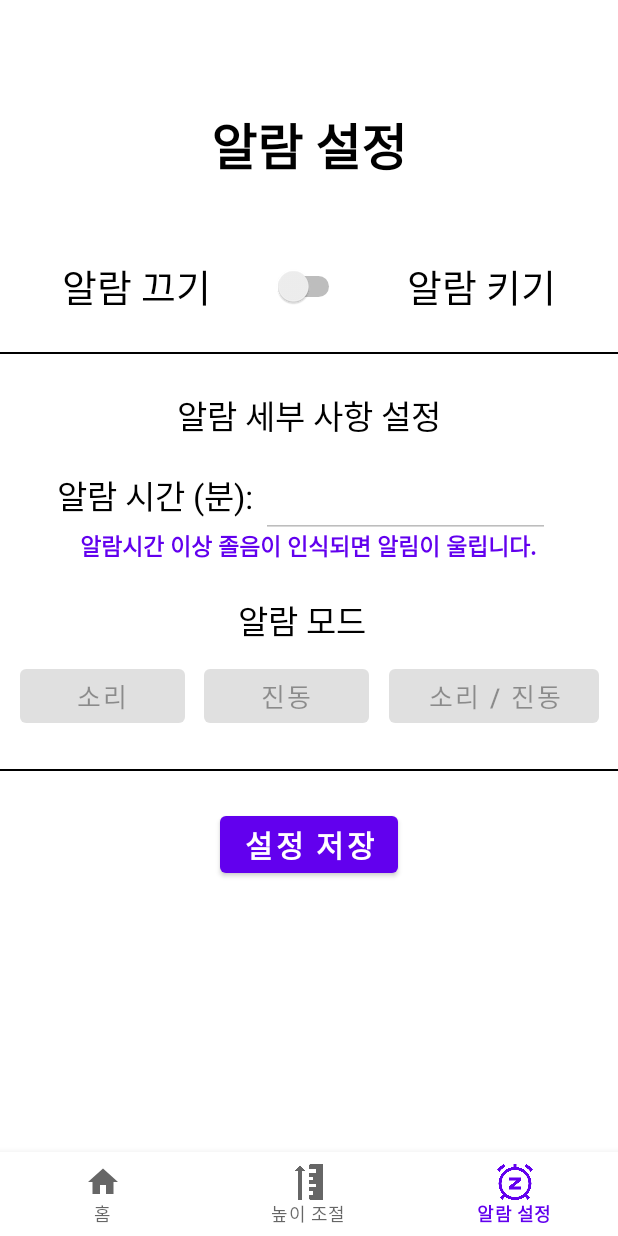
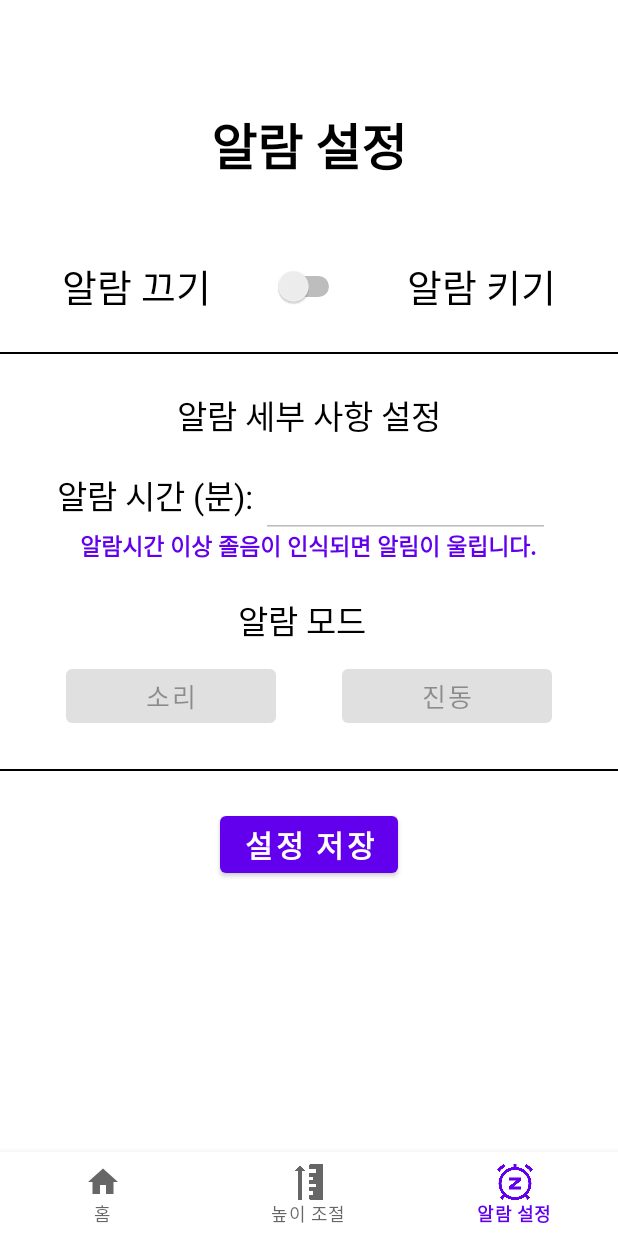
Before and after one commit to 2023-UOS-MIE-EMB/Project-Bareun-Ja-se, an Android app: the AlarmSettingFragment screen opened through its navigation route, on a phone screen of 412 x 824 dp. Run offline under Robolectric (Android 15) with nearby library versions, the phone set to English and light mode, and no system bars; our stand-ins replace navigation-ui.

Commit message:
Add files via upload
와이파이 연결 기능 추가, 패킷 내용 로그 출력(전원끄기 버튼에만), 버튼 2개로 줄이기

```diff
--- a/project/app/build.gradle
+++ b/project/app/build.gradle
@@ -9,7 +9,7 @@ android {
 
     defaultConfig {
         applicationId "com.example.project"
-        minSdk 24
+        minSdk 29
         targetSdk 33
         versionCode 1
         versionName "1.0"
--- a/project/app/src/main/java/com/example/project/ui/addprofile/AddProfileFragment.kt
+++ b/project/app/src/main/java/com/example/project/ui/addprofile/AddProfileFragment.kt
@@ -36,17 +36,14 @@ class AddProfileFragment : Fragment() {
         val alarmSwitch = view.findViewById<Switch>(R.id.addAlarmSwitch)
         val alarmSoundmodeButton = view.findViewById<Button>(R.id.addAlarmSoundmodeButton)
         val alarmVibemodeButton = view.findViewById<Button>(R.id.addAlarmVibemodeButton)
-        val alarmSoundvibemodeButton = view.findViewById<Button>(R.id.addAlarmSoundvibemodeButton)
 
         alarmSwitch.isChecked = false
         alarmSoundmodeButton.isEnabled = false
         alarmVibemodeButton.isEnabled = false
-        alarmSoundvibemodeButton.isEnabled = false
         profileAlarmTimeEditText.isEnabled = false
 
         alarmSoundmodeButton.setOnClickListener { selectAlarmMode("소리") }
         alarmVibemodeButton.setOnClickListener { selectAlarmMode("진동") }
-        alarmSoundvibemodeButton.setOnClickListener { selectAlarmMode("소리 / 진동") }
 
         val addProfileButton = view.findViewById<Button>(R.id.addProfileButton)
 
@@ -55,13 +52,11 @@ class AddProfileFragment : Fragment() {
             if (isChecked) {
                 alarmSoundmodeButton.isEnabled = true
                 alarmVibemodeButton.isEnabled = true
-                alarmSoundvibemodeButton.isEnabled = true
                 profileAlarmTimeEditText.isEnabled = true
                 Toast.makeText(requireContext(), "알람 ON : 알람 세부사항을 설정해주세요", Toast.LENGTH_SHORT).show()
             } else {
                 alarmSoundmodeButton.isEnabled = false
                 alarmVibemodeButton.isEnabled = false
-                alarmSoundvibemodeButton.isEnabled = false
                 profileAlarmTimeEditText.isEnabled = false
                 Toast.makeText(requireContext(), "알람 OFF", Toast.LENGTH_SHORT).show()
             }
--- a/project/app/src/main/java/com/example/project/ui/alarmsetting/AlarmSettingFragment.kt
+++ b/project/app/src/main/java/com/example/project/ui/alarmsetting/AlarmSettingFragment.kt
@@ -38,14 +38,12 @@ class AlarmSettingFragment : Fragment() {
         val alarmSwitch = view.findViewById<Switch>(R.id.alarmSwitch)
         val alarmSoundmodeButton = view.findViewById<Button>(R.id.alarmSoundmodeButton)
         val alarmVibemodeButton = view.findViewById<Button>(R.id.alarmVibemodeButton)
-        val alarmSoundvibemodeButton = view.findViewById<Button>(R.id.alarmSoundvibemodeButton)
         val saveButton = view.findViewById<Button>(R.id.saveAlarmSettingButton)
 
         profileAlarmTimeEditText.isEnabled = false
         alarmSwitch.isChecked = false
         alarmSoundmodeButton.isEnabled = false
         alarmVibemodeButton.isEnabled = false
-        alarmSoundvibemodeButton.isEnabled = false
 
         alarmSwitch.setOnCheckedChangeListener { _, isChecked ->
             isAlarmOn = isChecked
@@ -53,20 +51,17 @@ class AlarmSettingFragment : Fragment() {
                 profileAlarmTimeEditText.isEnabled = true
                 alarmSoundmodeButton.isEnabled = true
                 alarmVibemodeButton.isEnabled = true
-                alarmSoundvibemodeButton.isEnabled = true
                 Toast.makeText(requireContext(), "알람 ON", Toast.LENGTH_SHORT).show()
             } else {
                 profileAlarmTimeEditText.isEnabled = false
                 alarmSoundmodeButton.isEnabled = false
                 alarmVibemodeButton.isEnabled = false
-                alarmSoundvibemodeButton.isEnabled = false
                 Toast.makeText(requireContext(), "알람 OFF", Toast.LENGTH_SHORT).show()
             }
         }
 
         alarmSoundmodeButton.setOnClickListener { selectAlarmMode("소리") }
         alarmVibemodeButton.setOnClickListener { selectAlarmMode("진동") }
-        alarmSoundvibemodeButton.setOnClickListener { selectAlarmMode("소리 / 진동") }
 
         saveButton.setOnClickListener {
             val sharedPreferences =
--- a/project/app/src/main/java/com/example/project/ui/home/HomeFragment.kt
+++ b/project/app/src/main/java/com/example/project/ui/home/HomeFragment.kt
@@ -1,6 +1,15 @@
 package com.example.project.ui.home
 
+import android.Manifest
 import android.content.Context
+import android.content.pm.PackageManager
+import android.net.ConnectivityManager
+import android.net.Network
+import android.net.NetworkCapabilities
+import android.net.NetworkRequest
+import android.net.wifi.WifiConfiguration
+import android.net.wifi.WifiManager
+import android.net.wifi.WifiNetworkSpecifier
 import android.os.Bundle
 import android.util.Log
 import android.view.LayoutInflater
@@ -8,6 +17,7 @@ import android.view.View
 import android.view.ViewGroup
 import android.widget.TextView
 import android.widget.Toast
+import androidx.core.app.ActivityCompat
 import androidx.fragment.app.Fragment
 import androidx.lifecycle.ViewModelProvider
 import androidx.navigation.fragment.findNavController
@@ -16,8 +26,8 @@ import com.example.project.Profile
 import com.example.project.R
 import com.example.project.databinding.FragmentHomeBinding
 import com.example.project.ui.addprofile.AddProfileFragment.Companion.PROFILE_PREFS_KEY
-import com.google.gson.Gson
-import org.json.JSONObject
+
+
 
 class HomeFragment : Fragment() {
 
@@ -52,6 +62,8 @@ class HomeFragment : Fragment() {
 
         packetViewModel = ViewModelProvider(requireActivity()).get(PacketViewModel::class.java)
 
+
+
         val sharedPreferences = requireContext().getSharedPreferences(PROFILE_PREFS_KEY, Context.MODE_PRIVATE)
         val selectedProfileName = sharedPreferences.getString("selected_profile", null)
         if (selectedProfileName != null) {
@@ -77,16 +89,92 @@ class HomeFragment : Fragment() {
         }
 
         binding.cameraOuputButton.setOnClickListener {
-            packetViewModel.updateParameter1("ONAIR")
+            packetViewModel.updateParameter1("1")
             packetViewModel.logPacketData()
         }
 
         binding.trunOffButton.setOnClickListener {
             packetViewModel.updateParameter2("1")
             packetViewModel.logPacketData()
+            var resultPacket: Pair<Boolean, ByteArray> = packetViewModel.makePacketToSend()
+            val isSuccess: Boolean = resultPacket.first
+            val dataToSend: ByteArray = resultPacket.second
+            Log.d("Packet", "Data: ${packetViewModel.parsingPacket(dataToSend)}")
+
         }
 
+        connectToRaspberryPiHotspot(requireContext())
 
+
+    }
+
+
+        private fun connectToRaspberryPiHotspot(context: Context) {
+        val ssid = "rpi44" // 라즈베리파이 핫스팟의 SSID를 입력합니다.
+        val password = "raspberry" // 라즈베리파이 핫스팟의 비밀번호를 입력합니다.
+
+        val connectivityManager = context.getSystemService(Context.CONNECTIVITY_SERVICE) as ConnectivityManager
+
+        val specifierBuilder = WifiNetworkSpecifier.Builder()
+            .setSsid(ssid)
+
+        if (password.isEmpty()) {
+            specifierBuilder.setWpa2Passphrase("") // 비밀번호 없는 연결 설정
+        } else {
+            if (isWpa3Supported(context)) {
+                specifierBuilder.setWpa3Passphrase(password)
+            } else {
+                specifierBuilder.setWpa2Passphrase(password)
+            }
+        }
+
+        val specifier = specifierBuilder.build()
+
+        val request = NetworkRequest.Builder()
+            .addTransportType(NetworkCapabilities.TRANSPORT_WIFI)
+            .setNetworkSpecifier(specifier)
+            .build()
+
+        val networkCallback = object : ConnectivityManager.NetworkCallback() {
+            override fun onAvailable(network: Network) {
+                super.onAvailable(network)
+
+                // Wi-Fi에 성공적으로 연결되었을 때
+                requireActivity().runOnUiThread {
+                    Toast.makeText(context, "라즈베리파이 핫스팟에 연결되었습니다.", Toast.LENGTH_SHORT).show()
+
+                    val sharedPreferences =
+                        context.getSharedPreferences(PROFILE_PREFS_KEY, Context.MODE_PRIVATE)
+                    val selectedProfileName = sharedPreferences.getString("selected_profile", null)
+                    if (selectedProfileName != null) {
+                        val profileJson = sharedPreferences.getString(selectedProfileName, null)
+                        if (profileJson != null) {
+                            val selectedProfile = Profile.fromJson(profileJson)
+                            showProfileDetails(selectedProfile)
+                        }
+                    }
+                }
+            }
+            override fun onUnavailable() {
+                super.onUnavailable()
+                // Wi-Fi 연결이 불가능한 경우
+                requireActivity().runOnUiThread {
+                    Toast.makeText(context, "라즈베리파이 핫스팟 연결에 실패했습니다.", Toast.LENGTH_SHORT).show()
+                }
+            }
+        }
+
+        connectivityManager.requestNetwork(request, networkCallback)
+    }
+
+    private fun isWpa3Supported(context: Context): Boolean {
+        val wifiManager = context.getSystemService(Context.WIFI_SERVICE) as WifiManager
+        val wifiInfo = wifiManager.connectionInfo
+        val frequency = wifiInfo?.frequency
+
+        // 주파수를 통해 WPA3 지원 여부를 간접적으로 확인
+        // 6GHz 대역 (WiFi 6E)을 사용하는 경우 WPA3를 지원한다고 가정
+        return frequency != null && frequency >= 5945
     }
 
     fun showProfileDetails(profile: Profile?) {
--- a/project/app/src/main/res/layout/fragment_alarmsetting.xml
+++ b/project/app/src/main/res/layout/fragment_alarmsetting.xml
@@ -134,7 +134,7 @@
 
     <Button
         android:id="@+id/alarmSoundmodeButton"
-        android:layout_width="110dp"
+        android:layout_width="140dp"
         android:layout_height="wrap_content"
         android:text="소리"
         android:textSize="17sp"
@@ -146,30 +146,20 @@
 
     <Button
         android:id="@+id/alarmVibemodeButton"
-        android:layout_width="110dp"
+        android:layout_width="140dp"
         android:layout_height="wrap_content"
         android:text="진동"
         android:textSize="17sp"
         app:layout_constraintTop_toTopOf="@+id/alarmSoundmodeButton"
         app:layout_constraintStart_toEndOf="@+id/alarmSoundmodeButton"
-        app:layout_constraintEnd_toStartOf="@id/alarmSoundvibemodeButton"
+        app:layout_constraintEnd_toEndOf="parent"
         android:onClick="selectAlarmMode" />
 
-    <Button
-        android:id="@+id/alarmSoundvibemodeButton"
-        android:layout_width="140dp"
-        android:layout_height="wrap_content"
-        android:text="소리 / 진동"
-        android:textSize="17sp"
-        app:layout_constraintTop_toTopOf="@+id/alarmSoundmodeButton"
-        app:layout_constraintStart_toEndOf="@+id/alarmVibemodeButton"
-        app:layout_constraintEnd_toEndOf="parent"
-        android:onClick="selectAlarmMode" />
 
     <View
         android:layout_width="match_parent"
         android:layout_height="1dp"
-        app:layout_constraintTop_toBottomOf="@id/alarmSoundvibemodeButton"
+        app:layout_constraintTop_toBottomOf="@id/alarmVibemodeButton"
         app:layout_constraintBottom_toTopOf="@id/saveAlarmSettingButton"
         android:background="@color/black"
         />
@@ -184,7 +174,7 @@
         android:textStyle="bold"
         app:layout_constraintEnd_toEndOf="parent"
         app:layout_constraintStart_toStartOf="parent"
-        app:layout_constraintTop_toBottomOf="@id/alarmSoundvibemodeButton" />
+        app:layout_constraintTop_toBottomOf="@id/alarmVibemodeButton" />
 
 
 
```
Also changed, not shown: project/app/src/main/AndroidManifest.xml (+10 -0 lines), project/app/src/main/java/com/example/project/PacketViewModel.kt (+63 -3 lines), project/app/src/main/res/layout/fragment_addprofile.xml (+5 -15 lines), 1 other file.
